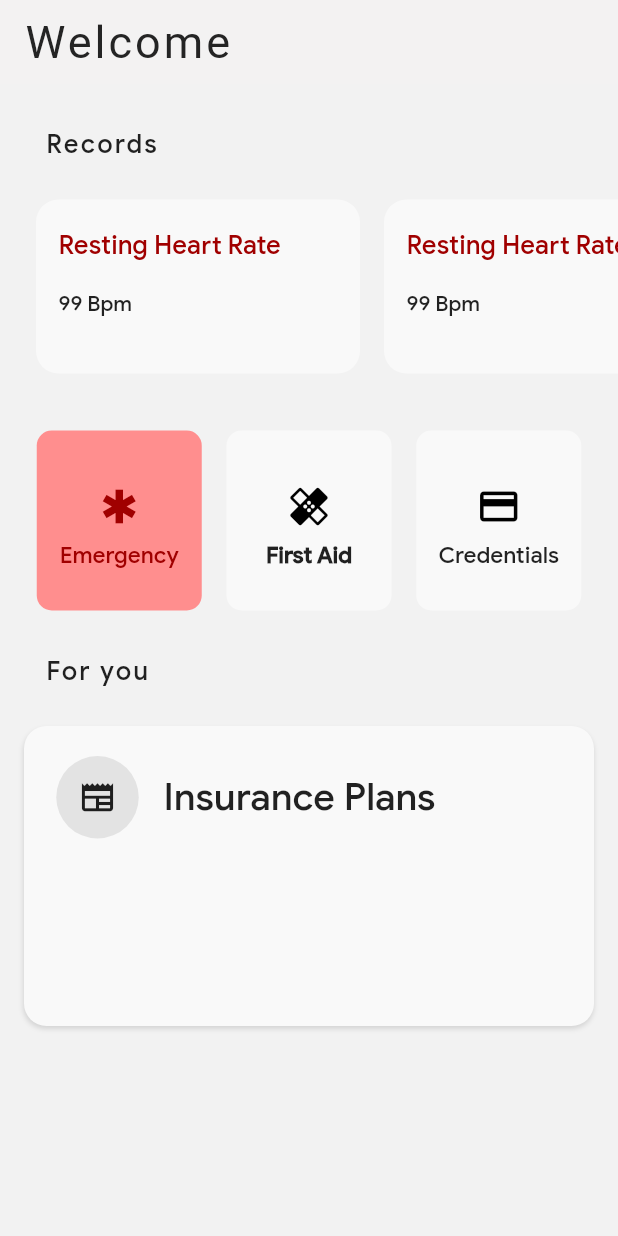
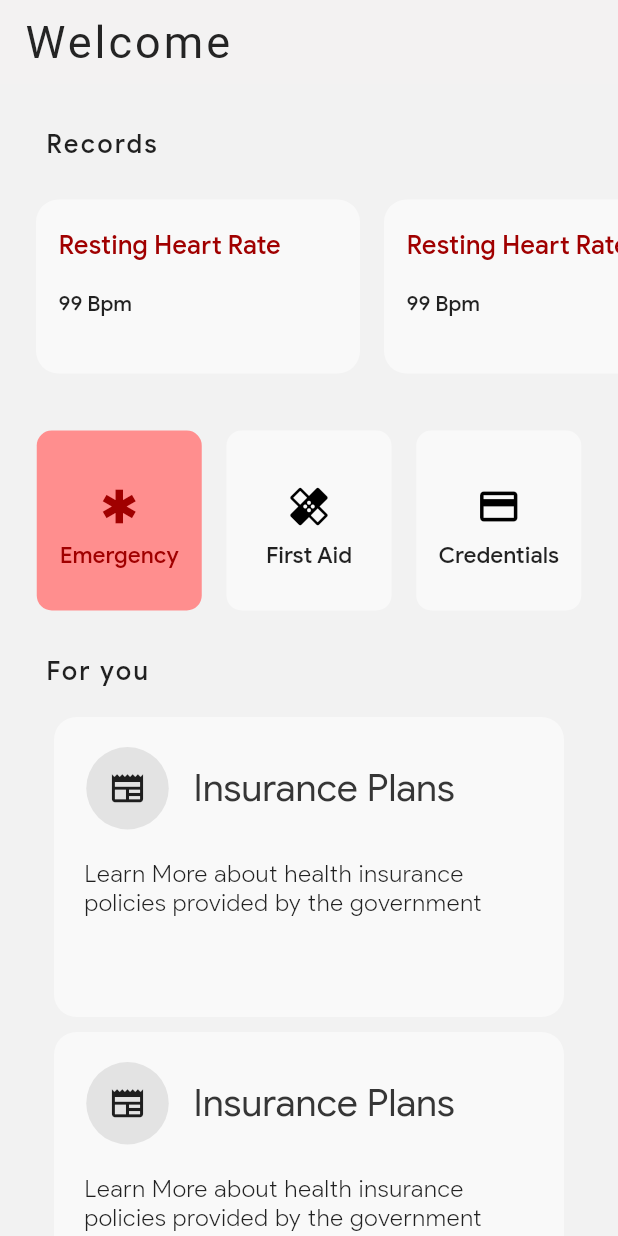
Before and after one commit to Jxhan11/UniMed, a Flutter app: the screen it shows after launch, after a tap on the "newspaper" icon, on a phone screen of 412 x 824 dp. Run offline on Flutter 3.47's test engine with Material 2 defaults, Android fonts, the phone set to English and light mode, and no system bars.

Commit message:
Theme changes

```diff
--- a/lib/main.dart
+++ b/lib/main.dart
@@ -1,5 +1,6 @@
 import 'package:flutter/material.dart';
 import 'dart:ui';
+import 'theme_constants.dart';
 
 import 'package:unimed/Components/usefulStuff.dart';
 
@@ -17,7 +18,7 @@ class MyApp extends StatelessWidget {
       // title of the application
       title: 'Hello World Demo Application',
       // theme of the widget
-
+darkTheme: AppTheme().darkTheme,
       theme: ThemeData(
         primarySwatch: Colors.red,
         scaffoldBackgroundColor: Color(0xFFF2F2F2),
@@ -43,6 +44,8 @@ class MyApp extends StatelessWidget {
       ),
       // Inner UI of the application
       home: const Homepage(),
+
+      themeMode: ThemeMode.system,
     );
   }
 }
@@ -74,6 +77,9 @@ class _HomepageState extends State<Homepage> {
             EmergencyBoxes(),
             SubHeadlines(text: 'For you'),
             ForYouCards(),
+            SliverToBoxAdapter(
+              child: SizedBox(height: 200,),
+            ),
 
 
           ],
@@ -554,7 +560,7 @@ class EmergencyBoxes extends StatelessWidget {
                     ),
                     Text(
                       "First Aid",
-                      style: TextStyle(fontSize: 15,fontWeight:FontWeight.w900 ),
+                      style: TextStyle(fontSize: 15 ),
                     ),
                   ],
                 ),
@@ -601,24 +607,28 @@ class ForYouCards extends StatelessWidget {
   @override
   Widget build(BuildContext context) {
     return  SliverToBoxAdapter(
-      child:Container(
+      child:Column(
+        children: <Widget>[
+          Container(
             decoration: BoxDecoration(
               color: Color(0xFFF9F9F9),
               borderRadius: BorderRadius.circular(15),
-          boxShadow: <BoxShadow>[
-            BoxShadow(
-              color: Colors.black12,
-              blurRadius: 2,
-              offset: Offset(-.5,2),
+              // boxShadow: <BoxShadow>[
+              //   BoxShadow(
+              //     color: Colors.black12,
+              //     blurRadius: 2,
+              //     offset: Offset(-.5,2),
+              //   ),
+              // ],
             ),
-          ],
-        ),
-        margin: EdgeInsets.all(16),
+            margin: EdgeInsets.only(top: 10),
             height: 200,
-        width: 300,
+            width: 340,
             child:  Column(
               children: <Widget>[
-            Container(
+                InkWell(
+                  onTap: () {},
+                  child: Container(
                     padding: EdgeInsets.only(left: 5,top:20,right:10),
                     child: Row(children: <Widget>[
                       RawMaterialButton(
@@ -632,12 +642,109 @@ class ForYouCards extends StatelessWidget {
                         padding: EdgeInsets.all(15.0),
                         shape: CircleBorder(),
                       ),
-                Text('Insurance Plans',style: TextStyle(fontSize: 25,fontFamily: "PSM"),)
+                      Text('Insurance Plans',style: TextStyle(fontSize: 25,fontFamily: "PSL",color: Color(
+                          0xFF363636)),)
                     ],),
+                  ),
+                ),
+                Container(
+                  padding: EdgeInsets.all(20),
+                  child: Text('Learn More about health insurance policies provided by the government',style: TextStyle(fontFamily: "PSXL",fontSize: 16,letterSpacing: 0.5),),
                 ),
               ],
             ),
           ) ,
+          Container(
+            decoration: BoxDecoration(
+              color: Color(0xFFF9F9F9),
+              borderRadius: BorderRadius.circular(15),
+              // boxShadow: <BoxShadow>[
+              //   BoxShadow(
+              //     color: Colors.black12,
+              //     blurRadius: 2,
+              //     offset: Offset(-.5,2),
+              //   ),
+              // ],
+            ),
+            margin: EdgeInsets.only(top: 10),
+            height: 200,
+            width: 340,
+            child:  Column(
+              children: <Widget>[
+                InkWell(
+                  onTap: () {},
+                  child: Container(
+                    padding: EdgeInsets.only(left: 5,top:20,right:10),
+                    child: Row(children: <Widget>[
+                      RawMaterialButton(
+                        onPressed: () {},
+                        elevation: 0,
+                        fillColor: Color(0xFFE3E3E3),
+                        child: Icon(
+                          Icons.newspaper,
+                          size: 25.0,
+                        ),
+                        padding: EdgeInsets.all(15.0),
+                        shape: CircleBorder(),
+                      ),
+                      Text('Insurance Plans',style: TextStyle(fontSize: 25,fontFamily: "PSL",color: Color(
+                          0xFF363636)),)
+                    ],),
+                  ),
+                ),
+                Container(
+                  padding: EdgeInsets.all(20),
+                  child: Text('Learn More about health insurance policies provided by the government',style: TextStyle(fontFamily: "PSXL",fontSize: 16,letterSpacing: 0.5),),
+                ),
+              ],
+            ),
+          ) ,
+          Container(
+            decoration: BoxDecoration(
+              color: Theme.of(context).brightness == Brightness.dark ? Color(0xFF303030):Color(0xFFF9F9F9),
+              borderRadius: BorderRadius.circular(15),
+              // boxShadow: <BoxShadow>[
+              //   BoxShadow(
+              //     color: Colors.black12,
+              //     blurRadius: 2,
+              //     offset: Offset(-.5,2),
+              //   ),
+              // ],
+            ),
+            margin: EdgeInsets.only(top: 10),
+            height: 200,
+            width: 340,
+            child:  Column(
+              children: <Widget>[
+                InkWell(
+                  onTap: () {},
+                  child: Container(
+                    padding: EdgeInsets.only(left: 5,top:20,right:10),
+                    child: Row(children: <Widget>[
+                      RawMaterialButton(
+                        onPressed: () {},
+                        elevation: 0,
+                        fillColor: Theme.of(context).brightness == Brightness.dark ? Color(0xFF474747):Color(0xFFE3E3E3),
+                        child: Icon(
+                          Icons.newspaper,
+                          size: 25.0,
+                        ),
+                        padding: EdgeInsets.all(15.0),
+                        shape: CircleBorder(),
+                      ),
+                      Text('Insurance Plans',style: TextStyle(fontSize: 25,fontFamily: "PSL",color: Theme.of(context).brightness == Brightness.dark ? Color(0xFFEEEEEE):Color(0xFF363636),),)
+                    ],),
+                  ),
+                ),
+                Container(
+                  padding: EdgeInsets.all(20),
+                  child: Text('Learn More about health insurance policies provided by the government',style: TextStyle(fontFamily: "PSXL",fontSize: 16,letterSpacing: 0.5),),
+                ),
+              ],
+            ),
+          ) ,
+        ],
+      ),
     );
   }
 }
--- /dev/null
+++ b/lib/theme_constants.dart
@@ -0,0 +1,46 @@
+import 'package:flutter/material.dart';
+import 'package:flutter/services.dart';
+
+class ThemeNotifier with ChangeNotifier {
+  ThemeMode _themeMode;
+
+  ThemeNotifier(this._themeMode);
+
+  getThemeMode() => _themeMode;
+
+  setThemeMode(ThemeMode mode) async {
+    _themeMode = mode;
+    notifyListeners();
+  }
+}
+
+class AppTheme {
+  get darkTheme => ThemeData(
+    primarySwatch: Colors.grey,
+    appBarTheme: AppBarTheme(
+        color: Colors.black, systemOverlayStyle: SystemUiOverlayStyle.light),
+    inputDecorationTheme: InputDecorationTheme(
+      hintStyle: TextStyle(color: Colors.grey),
+      labelStyle: TextStyle(color: Colors.white),
+    ),
+    brightness: Brightness.dark,
+    canvasColor: Color(0xFF1F1F1F),
+    textTheme: TextTheme(
+      headline1: TextStyle(color: Colors.deepPurpleAccent,fontFamily: "PSM"),
+      headline2: TextStyle(color: Colors.deepPurpleAccent,fontFamily: "PSM"),
+      bodyText2: TextStyle(fontFamily: "PSM"),
+      subtitle1: TextStyle(fontFamily: "PSM"),
+    ),
+
+  );
+
+  get lightTheme => ThemeData(
+    primarySwatch: Colors.grey,
+    appBarTheme:
+    AppBarTheme(color: Colors.grey, systemOverlayStyle: SystemUiOverlayStyle.dark,),
+    inputDecorationTheme: InputDecorationTheme(
+      hintStyle: TextStyle(color: Colors.grey),
+      labelStyle: TextStyle(color: Colors.white),
+    ),
+  );
+}
--- a/pubspec.yaml
+++ b/pubspec.yaml
@@ -84,6 +84,10 @@ flutter:
       fonts:
         - asset: fonts/GoogleSans-Medium.ttf
 
+    - family: PSXL
+      fonts:
+        - asset: fonts/ProductSans-Light.ttf
+
 
 
 
```
Also changed, not shown: 1 other file. Lines whose indentation alone changed are shown as unchanged.
